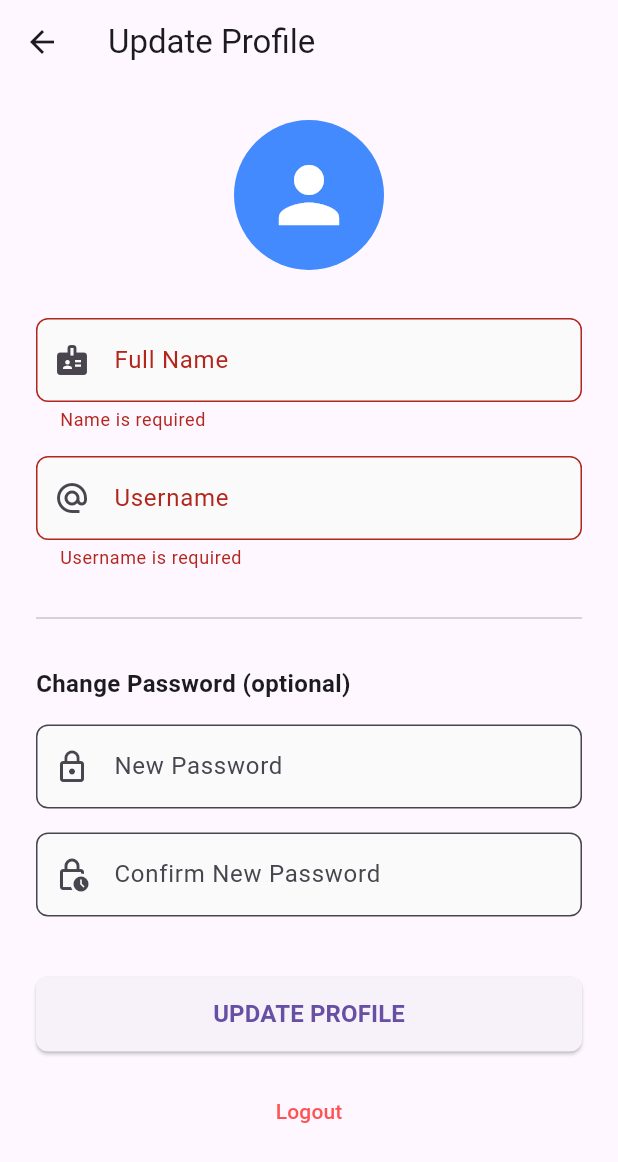
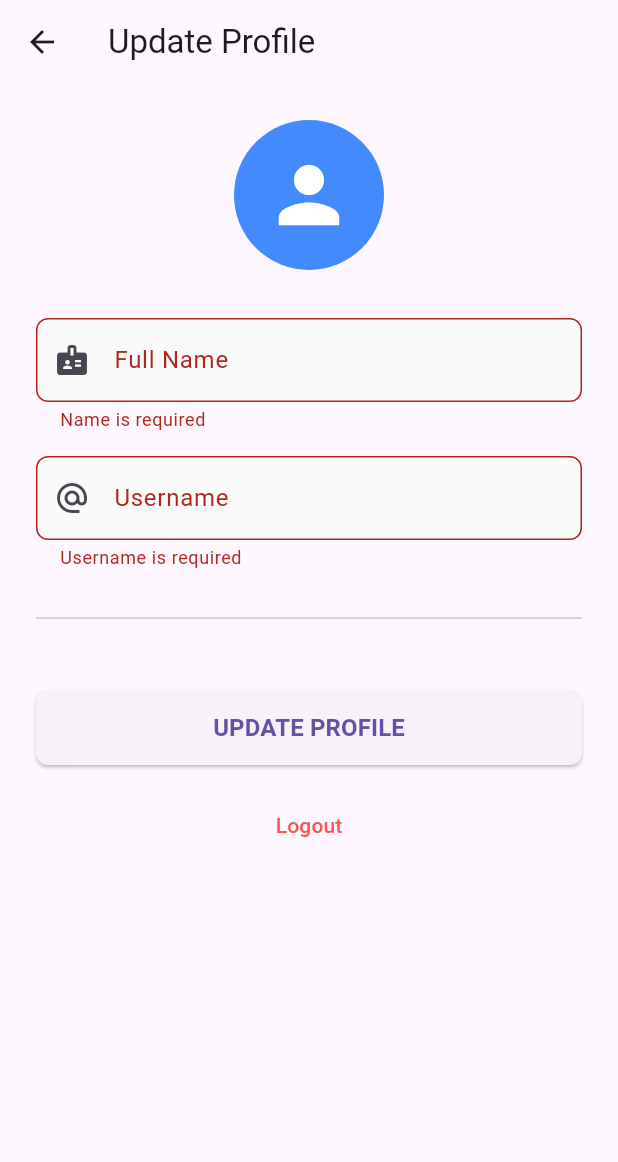
Before and after one commit to santushtm05/personal-book-tracker-frontend, a Flutter app: the UpdateProfileScreen screen opened directly, after a tap on "UPDATE PROFILE", on a phone screen of 412 x 824 dp. Shown: the top 1162 px of the screen. Run offline on Flutter 3.47's test engine with Material 3 defaults, Android fonts, the phone set to English and light mode, and no system bars; our stand-ins replace shared_preferences; accounts and stored records are empty.

Commit message:
fix: Remove password update and fix profile API and logout route

```diff
--- a/lib/screens/profile/update_profile_screen.dart
+++ b/lib/screens/profile/update_profile_screen.dart
@@ -16,8 +16,6 @@ class _UpdateProfileScreenState extends State<UpdateProfileScreen> {
   final _formKey = GlobalKey<FormState>();
   final _fullNameController = TextEditingController();
   final _usernameController = TextEditingController();
-  final _passwordController = TextEditingController();
-  final _confirmPasswordController = TextEditingController();
 
   bool _isUsernameAvailable = true;
   bool _isCheckingUsername = false;
@@ -26,19 +24,29 @@ class _UpdateProfileScreenState extends State<UpdateProfileScreen> {
   @override
   void initState() {
     super.initState();
-    final user = Provider.of<AuthProvider>(context, listen: false).user;
-    if (user != null) {
-      _fullNameController.text = user.fullName ?? '';
-      _usernameController.text = user.username;
+    final authProvider = Provider.of<AuthProvider>(context, listen: false);
+    if (authProvider.user != null) {
+      _fullNameController.text = authProvider.user!.fullName ?? '';
+      _usernameController.text = authProvider.user!.username;
     }
+
+    // Fetch fresh details
+    WidgetsBinding.instance.addPostFrameCallback((_) {
+      authProvider.fetchUserDetails().then((_) {
+        if (mounted && authProvider.user != null) {
+          setState(() {
+            _fullNameController.text = authProvider.user!.fullName ?? '';
+            _usernameController.text = authProvider.user!.username;
+          });
+        }
+      });
+    });
   }
 
   @override
   void dispose() {
     _fullNameController.dispose();
     _usernameController.dispose();
-    _passwordController.dispose();
-    _confirmPasswordController.dispose();
     _debounce?.cancel();
     super.dispose();
   }
@@ -68,10 +76,6 @@ class _UpdateProfileScreenState extends State<UpdateProfileScreen> {
         'full_name': _fullNameController.text.trim(),
         'username': _usernameController.text.trim(),
       };
-
-      if (_passwordController.text.isNotEmpty) {
-        data['password'] = _passwordController.text;
-      }
 
       final success = await Provider.of<AuthProvider>(context, listen: false).updateUserDetails(data);
 
@@ -139,28 +143,6 @@ class _UpdateProfileScreenState extends State<UpdateProfileScreen> {
                 ),
               const SizedBox(height: 24),
               const Divider(),
-              const SizedBox(height: 24),
-              const Text('Change Password (optional)', style: TextStyle(fontWeight: FontWeight.bold, fontSize: 16)),
-              const SizedBox(height: 16),
-              CustomTextField(
-                label: 'New Password',
-                controller: _passwordController,
-                prefixIcon: Icons.lock_outline,
-                isPassword: true,
-              ),
-              const SizedBox(height: 16),
-              CustomTextField(
-                label: 'Confirm New Password',
-                controller: _confirmPasswordController,
-                prefixIcon: Icons.lock_clock_outlined,
-                isPassword: true,
-                validator: (v) {
-                  if (_passwordController.text.isNotEmpty && v != _passwordController.text) {
-                    return 'Passwords do not match';
-                  }
-                  return null;
-                },
-              ),
               const SizedBox(height: 40),
               PrimaryButton(
                 text: 'UPDATE PROFILE',
@@ -171,7 +153,7 @@ class _UpdateProfileScreenState extends State<UpdateProfileScreen> {
               TextButton(
                 onPressed: () {
                   authProvider.logout();
-                  Navigator.of(context).pushNamedAndRemoveUntil('/login', (route) => false);
+                  Navigator.of(context).pushNamedAndRemoveUntil('/', (route) => false);
                 },
                 child: const Text('Logout', style: TextStyle(color: Colors.redAccent)),
               ),
--- a/lib/services/auth_service.dart
+++ b/lib/services/auth_service.dart
@@ -5,7 +5,8 @@ import '../models/auth_response.dart';
 class AuthService {
   // Use 10.0.2.2 for Android Emulator, localhost for iOS Simulator/Web
   // Ideally this should be configurable.
-  static const String _baseUrl = 'http://localhost:8080/api/auth';
+  static const String _apiBase = 'http://localhost:8080/api';
+  static const String _baseUrl = '$_apiBase/auth';
 
   Future<AuthResponse> login(String username, String password) async {
     try {
@@ -65,7 +66,7 @@ class AuthService {
   Future<AuthResponse> getProfile(String token) async {
     try {
       final response = await http.get(
-        Uri.parse('http://localhost:8080/api/auth/get-authenticated-user-details'),
+        Uri.parse('$_apiBase/auth/get-authenticated-user-details'),
         headers: {
           'Content-Type': 'application/json',
           'Authorization': 'Bearer $token',
@@ -90,7 +91,7 @@ class AuthService {
   Future<AuthResponse> updateProfile(int userId, String token, Map<String, dynamic> data) async {
     try {
       final response = await http.patch(
-        Uri.parse('http://localhost:8080/api/users/update/$userId'),
+        Uri.parse('$_apiBase/users/update/$userId'),
         headers: {
           'Content-Type': 'application/json',
           'Authorization': 'Bearer $token',
```
